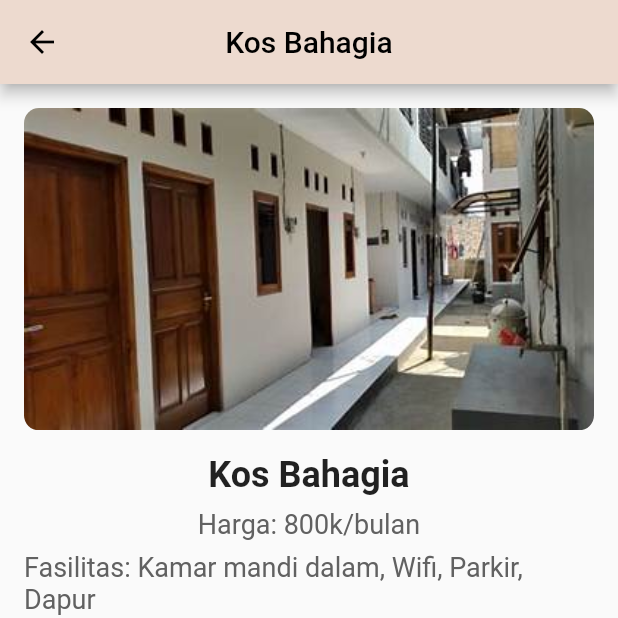
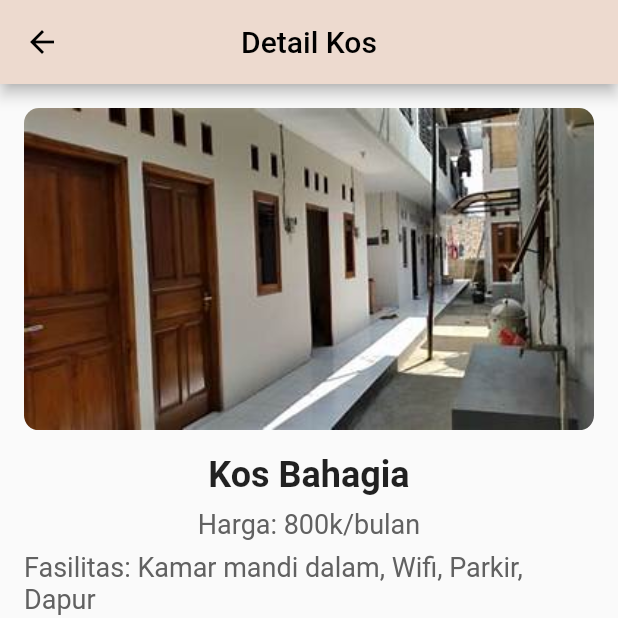
Before and after one commit to yunitaa1216/TP_Provis, a Flutter app: the DaftarKosDetail screen opened directly, on a phone screen of 412 x 824 dp, the top half of it. Run offline on Flutter 3.47's test engine with Material 2 defaults, Android fonts, the phone set to English and light mode, and no system bars; our stand-ins replace glass_kit, shared_preferences; accounts and stored records are empty.

Commit message:
TP_Provis

```diff
--- a/project/kos_project/lib/view/kos_list.dart
+++ b/project/kos_project/lib/view/kos_list.dart
@@ -25,7 +25,7 @@ class DaftarKosDetail extends StatelessWidget {
     final daftarKosDetailProvider = Provider.of<DaftarKosDetailProvider>(context);
     return Scaffold(
       appBar: AppBar(
-        title: Text(nameKos, style: TextStyle(color: Colors.black)),
+        title: Text("Detail Kos", style: TextStyle(color: Colors.black)),
         backgroundColor: Color(0xFFEDDACF),
         iconTheme: IconThemeData(color: Colors.black),
         centerTitle: true,
```
Also changed, not shown: project/kos_project/lib/view/daftar_kos.dart (+0 -54 lines).
